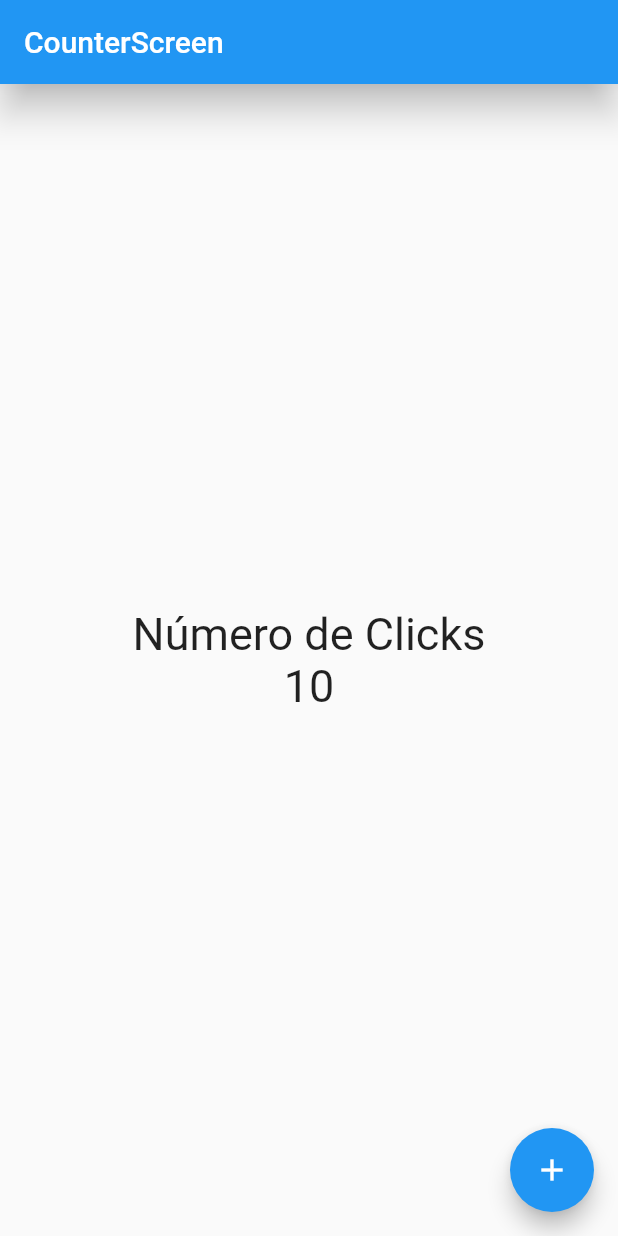
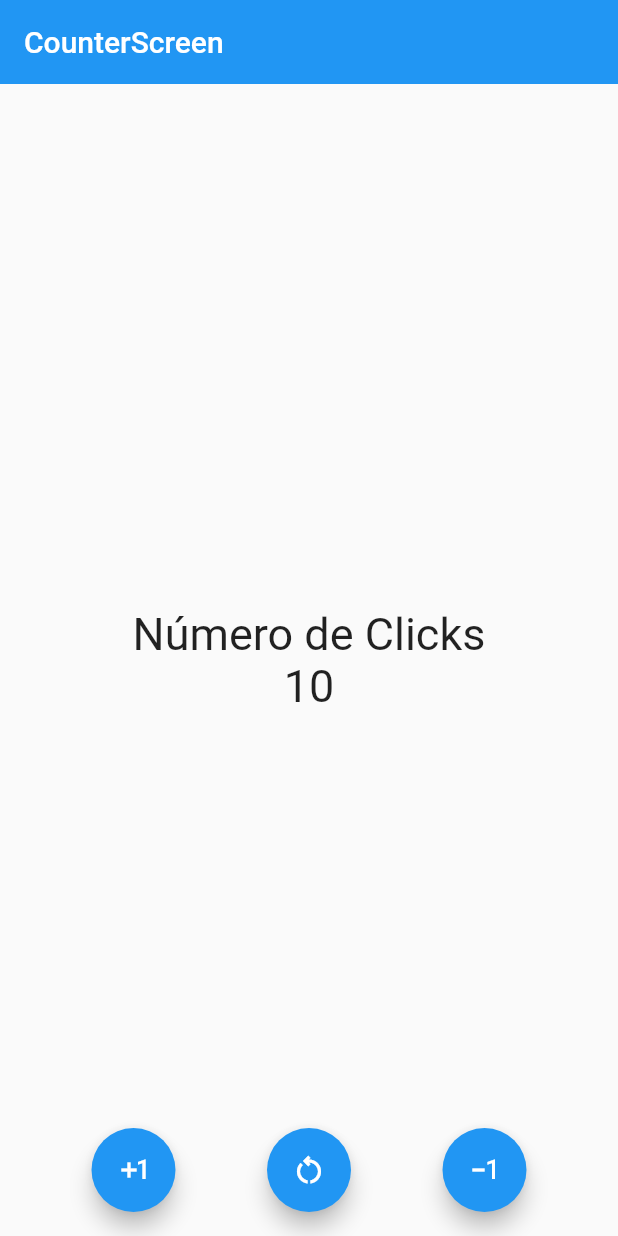
Before and after one commit to DG-Develop/Initial_fluuter, a Flutter app: the screen it shows after launch, on a phone screen of 412 x 824 dp. Run offline on Flutter 3.47's test engine with Material 2 defaults, Android fonts, the phone set to English and light mode, and no system bars.

Commit message:
[ADD] Agregando la primera fase final del proyecto

```diff
--- a/lib/screens/counter_screen.dart
+++ b/lib/screens/counter_screen.dart
@@ -11,6 +11,21 @@ class CounterScreen extends StatefulWidget {
 class _CounterScreenState extends State<CounterScreen> {
   int counter = 10;
 
+  void increase() {
+    counter++;
+    setState(() {});
+  }
+
+  void decrease() {
+    counter--;
+    setState(() {});
+  }
+
+  void reset() {
+    counter = 0;
+    setState(() {});
+  }
+
   // El build context es todo el arbol de widgets
   @override
   Widget build(BuildContext context) {
@@ -20,7 +35,7 @@ class _CounterScreenState extends State<CounterScreen> {
     return Scaffold(
       appBar: AppBar(
         title: const Text('CounterScreen'),
-        elevation: 10,
+        elevation: 0,
       ),
       body: Center(
         child: Column(
@@ -31,14 +46,43 @@ class _CounterScreenState extends State<CounterScreen> {
           ],
         ),
       ),
-      floatingActionButtonLocation: FloatingActionButtonLocation.endFloat,
-      floatingActionButton: FloatingActionButton(
-        child: const Icon(Icons.add),
-        onPressed: () {
-          counter++;
-          setState(() {});
-        },
+      floatingActionButtonLocation: FloatingActionButtonLocation.centerFloat,
+      floatingActionButton: CustomFloatingActions(
+        increaseFn: increase, // Mando la referencia mas no la ejecuto
+        decreaseFn: decrease,
+        resetFn: reset,
       ),
     );
   }
 }
+
+class CustomFloatingActions extends StatelessWidget {
+  final Function increaseFn;
+  final Function decreaseFn;
+  final Function resetFn;
+
+  const CustomFloatingActions({
+    Key? key,
+    required this.increaseFn,
+    required this.decreaseFn,
+    required this.resetFn,
+  }) : super(key: key);
+
+  @override
+  Widget build(BuildContext context) {
+    return Row(
+      mainAxisAlignment: MainAxisAlignment.spaceEvenly,
+      children: [
+        FloatingActionButton(
+            child: const Icon(Icons.exposure_plus_1_outlined),
+            onPressed: () => increaseFn()),
+        FloatingActionButton(
+            child: const Icon(Icons.restart_alt_outlined),
+            onPressed: () => resetFn()),
+        FloatingActionButton(
+            child: const Icon(Icons.exposure_minus_1_outlined),
+            onPressed: () => decreaseFn()),
+      ],
+    );
+  }
+}
```
